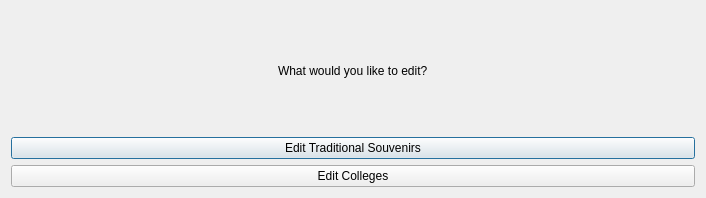
First picture: the form in maintenance.ui, repository Ling2251/CS1D-College-Tour, before the edit.
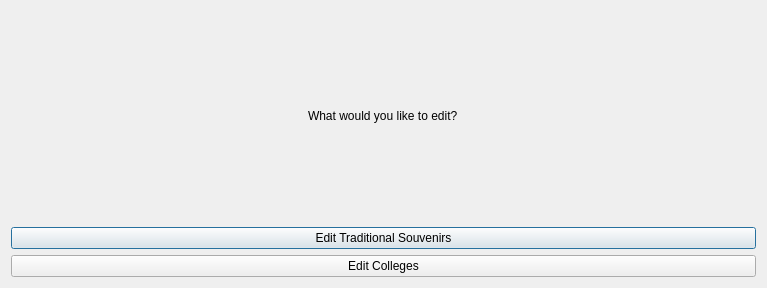
Second picture: the form after the edit.

Diff of the .ui file:
```diff
--- a/maintenance.ui
+++ b/maintenance.ui
@@ -6,8 +6,8 @@
    <rect>
     <x>0</x>
     <y>0</y>
-    <width>706</width>
-    <height>198</height>
+    <width>767</width>
+    <height>288</height>
    </rect>
   </property>
   <property name="windowTitle">
```
